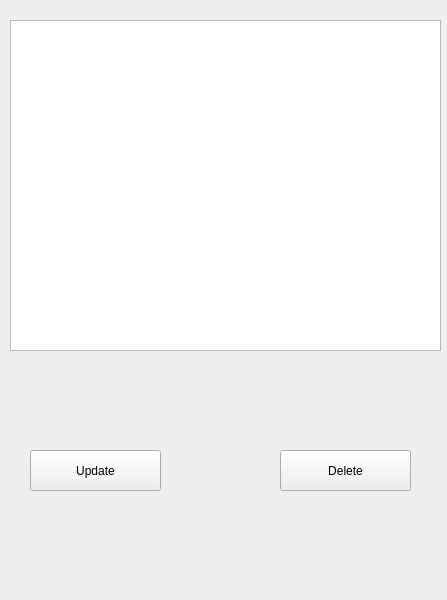
Old version of the form home.ui in the repository Shidory/Plite.
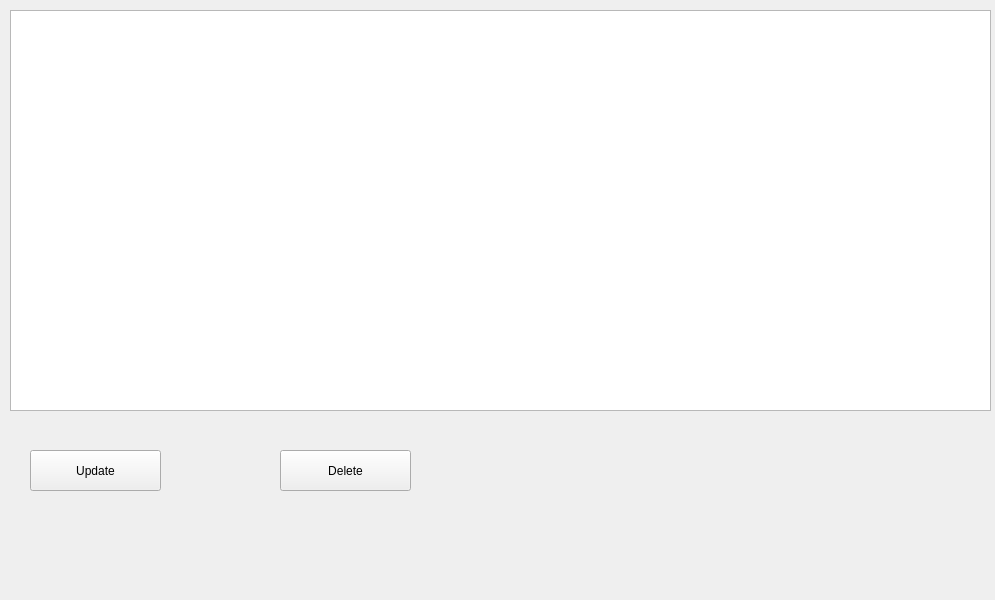
New version of the form.

Commit message: Afficher les data dans la tbl_client

Diff of the .ui file:
```diff
--- a/home.ui
+++ b/home.ui
@@ -6,7 +6,7 @@
    <rect>
     <x>0</x>
     <y>0</y>
-    <width>447</width>
+    <width>995</width>
     <height>600</height>
    </rect>
   </property>
@@ -14,16 +14,6 @@
    <string>Home</string>
   </property>
   <widget class="QWidget" name="centralwidget">
-   <widget class="QTableView" name="tbl_client">
-    <property name="geometry">
-     <rect>
-      <x>10</x>
-      <y>20</y>
-      <width>431</width>
-      <height>331</height>
-     </rect>
-    </property>
-   </widget>
    <widget class="QPushButton" name="btn_update">
     <property name="geometry">
      <rect>
@@ -50,6 +40,16 @@
      <string>Delete</string>
     </property>
    </widget>
+   <widget class="QTableWidget" name="tbl_client">
+    <property name="geometry">
+     <rect>
+      <x>10</x>
+      <y>10</y>
+      <width>981</width>
+      <height>401</height>
+     </rect>
+    </property>
+   </widget>
   </widget>
  </widget>
  <resources/>
```
The commit also changes 1 other file.
